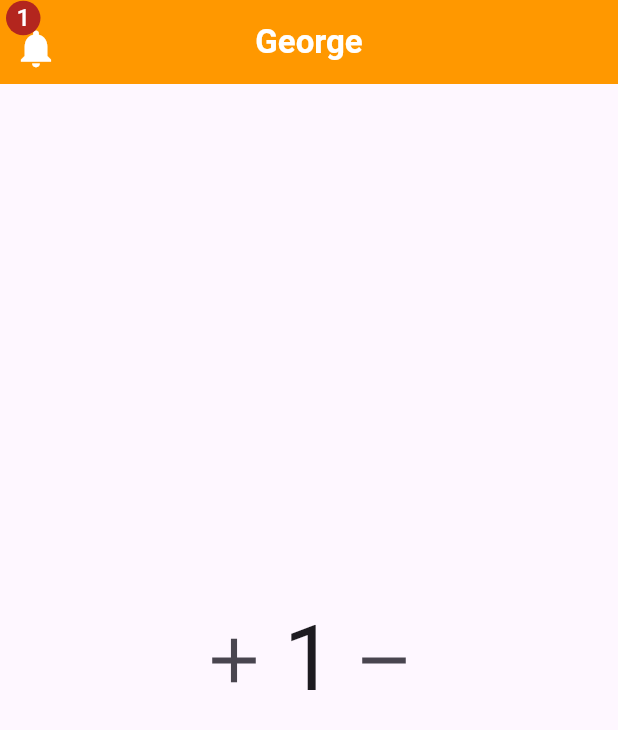
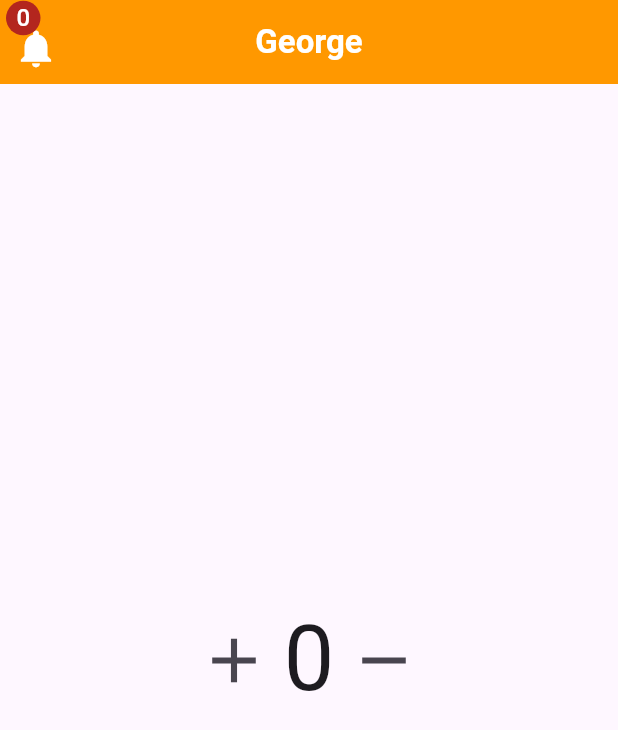
Before and after one commit to GeorgeWagih-git/notiffication_counter, a Flutter app: the screen it shows after launch, after a tap on the "add" icon, after a tap on the "remove" icon, on a phone screen of 412 x 824 dp. Shown: the top 730 px of the screen. Run offline on Flutter 3.47's test engine with Material 3 defaults, Android fonts, the phone set to English and light mode, and no system bars; our stand-ins replace bloc, flutter_bloc, flutter_slidable.

Commit message:
snackbar

```diff
--- a/lib/counter_bloc.dart
+++ b/lib/counter_bloc.dart
@@ -4,13 +4,14 @@ import 'package:project/counter_states.dart';
 
 class CounterBloc extends Bloc<CounterEvents, CounterStates> {
   CounterBloc() : super(CounterInitState()) {
-    int counter = 1;
+    int counter = 0;
     on<AddCounterEvent>((event, emit) {
       counter++;
       emit(CounterChangedState(newCounter: counter));
     });
     on<MinCounterEvent>((event, emit) {
       if (counter == 0) {
+        emit(CounterSmallerThanZero());
         return;
       }
       counter--;
--- a/lib/counter_states.dart
+++ b/lib/counter_states.dart
@@ -6,3 +6,5 @@ class CounterChangedState extends CounterStates {
   int newCounter;
   CounterChangedState({required this.newCounter});
 }
+
+class CounterSmallerThanZero extends CounterStates {}
--- a/lib/home_page.dart
+++ b/lib/home_page.dart
@@ -13,6 +13,14 @@ class HomePage extends StatelessWidget {
   Widget build(BuildContext context) {
     return BlocProvider.value(
       value: globalCounterbloc,
+      child: BlocListener<CounterBloc, CounterStates>(
+        listener: (context, state) {
+          if (state is CounterSmallerThanZero) {
+            ScaffoldMessenger.of(
+              context,
+            ).showSnackBar(SnackBar(content: Text("can't arrive less than 0")));
+          }
+        },
         child: BlocBuilder<CounterBloc, CounterStates>(
           builder: (context, state) {
             return Scaffold(
@@ -31,15 +39,15 @@ class HomePage extends StatelessWidget {
                 ),
                 centerTitle: true,
 
-              leading: BlocBuilder<CounterBloc, CounterStates>(
-                builder: (context, state) {
+                leading: Builder(
+                  builder: (context) {
                     return Padding(
                       padding: const EdgeInsets.only(top: 8.0),
                       child: Badge(
                         label: Text(
                           state is CounterChangedState
                               ? state.newCounter.toString()
-                            : '1',
+                              : '0',
                           style: TextStyle(fontSize: 16),
                         ),
                         alignment: Alignment.topLeft,
@@ -73,7 +81,7 @@ class HomePage extends StatelessWidget {
                     Text(
                       state is CounterChangedState
                           ? state.newCounter.toString()
-                        : '1',
+                          : '0',
                       style: TextStyle(fontSize: 60),
                     ),
                     IconButton(
@@ -91,6 +99,7 @@ class HomePage extends StatelessWidget {
             );
           },
         ),
+      ),
     );
   }
 }
```
Lines whose indentation alone changed are shown as unchanged.
